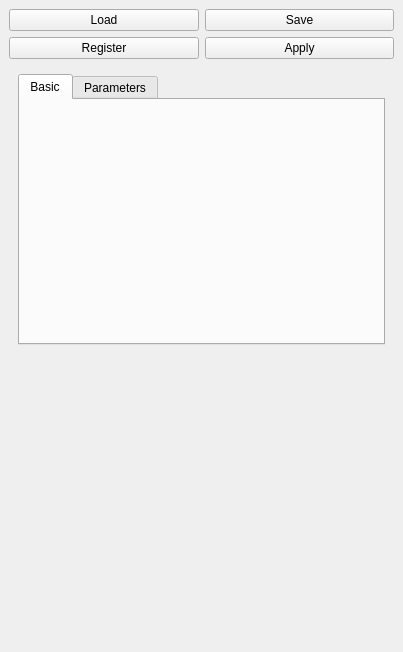
Before: the Qt Designer form src/plugins/gripper_design/gripper_design.ui in dagothar/gripperz, drawn with Qt 5.
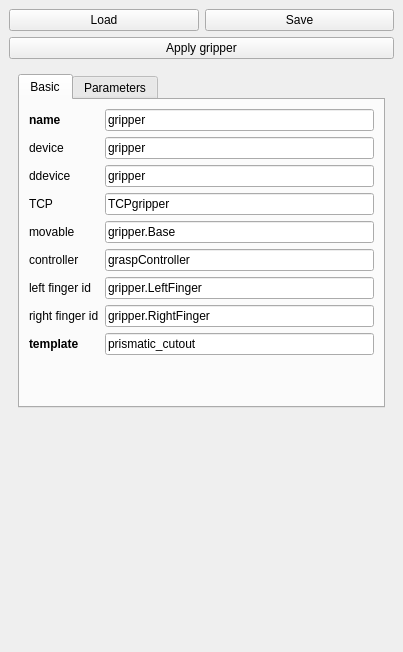
After: the same form once the commit is applied.

Commit message: gripper design plugin

Diff of the .ui file:
```diff
--- a/src/plugins/gripper_design/gripper_design.ui
+++ b/src/plugins/gripper_design/gripper_design.ui
@@ -15,7 +15,7 @@
   </property>
   <widget class="QWidget" name="dockWidgetContents">
    <layout class="QGridLayout" name="gridLayout">
-    <item row="2" column="0" colspan="2">
+    <item row="3" column="0" colspan="2">
      <widget class="QWidget" name="widget" native="true">
       <layout class="QGridLayout" name="gridLayout_2">
        <item row="0" column="0">
@@ -27,6 +27,159 @@
           <attribute name="title">
            <string>Basic</string>
           </attribute>
+          <layout class="QGridLayout" name="gridLayout_3">
+           <item row="5" column="0">
+            <widget class="QLabel" name="label_6">
+             <property name="text">
+              <string>controller</string>
+             </property>
+            </widget>
+           </item>
+           <item row="1" column="1">
+            <widget class="QLineEdit" name="deviceEdit">
+             <property name="text">
+              <string>gripper</string>
+             </property>
+            </widget>
+           </item>
+           <item row="0" column="1">
+            <widget class="QLineEdit" name="nameEdit">
+             <property name="text">
+              <string>gripper</string>
+             </property>
+            </widget>
+           </item>
+           <item row="1" column="0">
+            <widget class="QLabel" name="label_2">
+             <property name="text">
+              <string>device</string>
+             </property>
+            </widget>
+           </item>
+           <item row="2" column="0">
+            <widget class="QLabel" name="label_3">
+             <property name="text">
+              <string>ddevice</string>
+             </property>
+            </widget>
+           </item>
+           <item row="3" column="0">
+            <widget class="QLabel" name="label_4">
+             <property name="text">
+              <string>TCP</string>
+             </property>
+            </widget>
+           </item>
+           <item row="7" column="0">
+            <widget class="QLabel" name="label_8">
+             <property name="text">
+              <string>right finger id</string>
+             </property>
+            </widget>
+           </item>
+           <item row="5" column="1">
+            <widget class="QLineEdit" name="ctrlrEdit">
+             <property name="text">
+              <string>graspController</string>
+             </property>
+            </widget>
+           </item>
+           <item row="3" column="1">
+            <widget class="QLineEdit" name="tcpEdit">
+             <property name="text">
+              <string>TCPgripper</string>
+             </property>
+            </widget>
+           </item>
+           <item row="8" column="0">
+            <widget class="QLabel" name="label_9">
+             <property name="font">
+              <font>
+               <weight>75</weight>
+               <bold>true</bold>
+              </font>
+             </property>
+             <property name="text">
+              <string>template</string>
+             </property>
+            </widget>
+           </item>
+           <item row="6" column="0">
+            <widget class="QLabel" name="label_7">
+             <property name="text">
+              <string>left finger id</string>
+             </property>
+            </widget>
+           </item>
+           <item row="4" column="0">
+            <widget class="QLabel" name="label_5">
+             <property name="text">
+              <string>movable</string>
+             </property>
+            </widget>
+           </item>
+           <item row="4" column="1">
+            <widget class="QLineEdit" name="movableEdit">
+             <property name="text">
+              <string>gripper.Base</string>
+             </property>
+            </widget>
+           </item>
+           <item row="0" column="0">
+            <widget class="QLabel" name="label">
+             <property name="font">
+              <font>
+               <weight>75</weight>
+               <bold>true</bold>
+              </font>
+             </property>
+             <property name="text">
+              <string>name</string>
+             </property>
+            </widget>
+           </item>
+           <item row="6" column="1">
+            <widget class="QLineEdit" name="leftEdit">
+             <property name="text">
+              <string>gripper.LeftFinger</string>
+             </property>
+            </widget>
+           </item>
+           <item row="7" column="1">
+            <widget class="QLineEdit" name="rightEdit">
+             <property name="text">
+              <string>gripper.RightFinger</string>
+             </property>
+            </widget>
+           </item>
+           <item row="8" column="1">
+            <widget class="QLineEdit" name="templateEdit">
+             <property name="text">
+              <string>prismatic_cutout</string>
+             </property>
+            </widget>
+           </item>
+           <item row="10" column="1">
+            <spacer name="verticalSpacer_2">
+             <property name="orientation">
+              <enum>Qt::Vertical</enum>
+             </property>
+             <property name="sizeHint" stdset="0">
+              <size>
+               <width>20</width>
+               <height>40</height>
+              </size>
+             </property>
+            </spacer>
+           </item>
+           <item row="2" column="1">
+            <widget class="QLineEdit" name="ddeviceEdit">
+             <property name="text">
+              <string>gripper</string>
+             </property>
+            </widget>
+           </item>
+          </layout>
          </widget>
          <widget class="QWidget" name="tab_2">
           <attribute name="title">
@@ -45,13 +198,6 @@
       </property>
      </widget>
     </item>
-    <item row="1" column="0">
-     <widget class="QPushButton" name="registerButton">
-      <property name="text">
-       <string>Register</string>
-      </property>
-     </widget>
-    </item>
     <item row="0" column="0">
      <widget class="QPushButton" name="loadButton">
       <property name="text">
@@ -59,14 +205,7 @@
       </property>
      </widget>
     </item>
-    <item row="1" column="1">
-     <widget class="QPushButton" name="applyButton">
-      <property name="text">
-       <string>Apply</string>
-      </property>
-     </widget>
-    </item>
-    <item row="3" column="0">
+    <item row="4" column="0">
      <spacer name="verticalSpacer">
       <property name="orientation">
        <enum>Qt::Vertical</enum>
@@ -79,6 +218,13 @@
       </property>
      </spacer>
     </item>
+    <item row="2" column="0" colspan="2">
+     <widget class="QPushButton" name="applyButton">
+      <property name="text">
+       <string>Apply gripper</string>
+      </property>
+     </widget>
+    </item>
    </layout>
   </widget>
  </widget>
```
Left out of the diff: 28 changed lines with no effect on the pictures. The commit also changes 6 other files.
